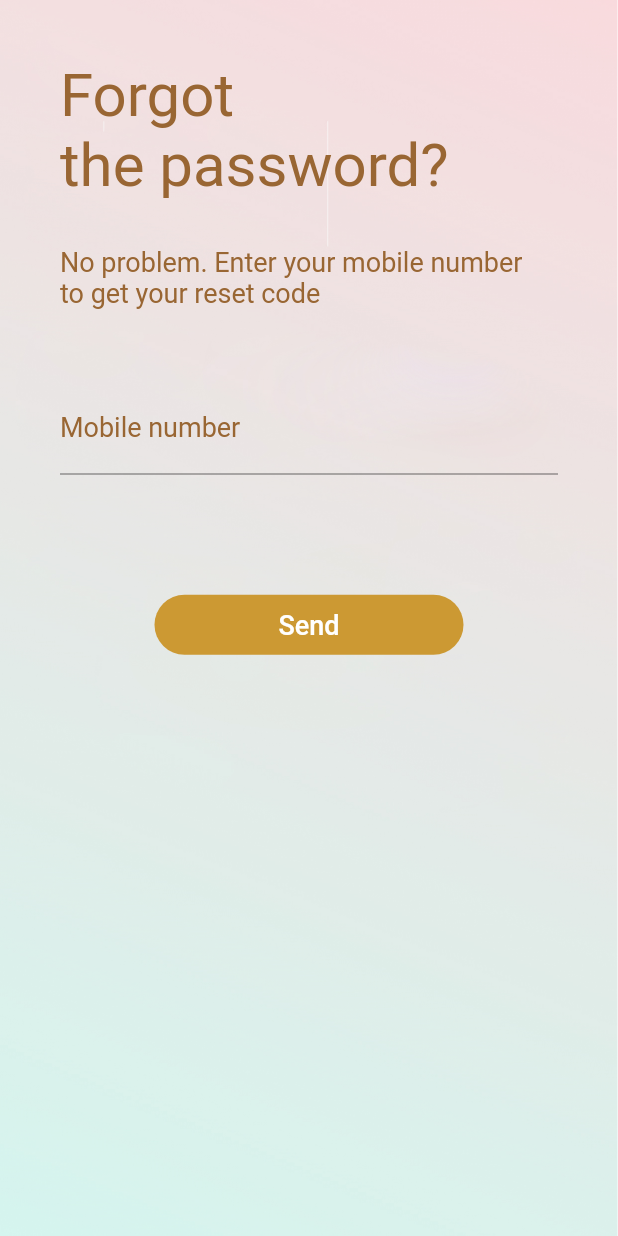
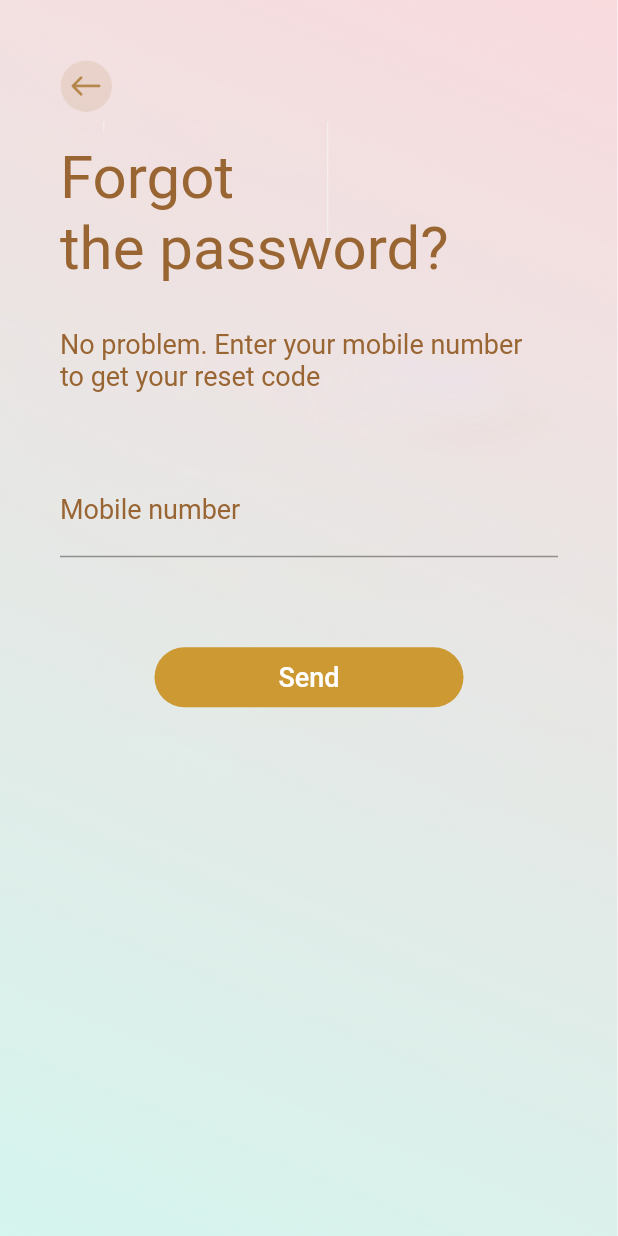
Before and after one commit to nadeeshapathiraja/asd_app_flutter, a Flutter app: the FrogotPassword screen opened directly, on a phone screen of 412 x 824 dp. Run offline on Flutter 3.47's test engine with Material 2 defaults, Android fonts, the phone set to English and light mode, and no system bars.

Commit message:
Custom navbar done

```diff
--- a/lib/components/custom_button.dart
+++ b/lib/components/custom_button.dart
@@ -1,5 +1,4 @@
 import 'package:flutter/material.dart';
-import 'package:game_app/components/custom_text.dart';
 import 'package:game_app/utils/app_colors.dart';
 
 class CustomButton extends StatelessWidget {
@@ -28,7 +27,7 @@ class CustomButton extends StatelessWidget {
         child: Center(
             child: Text(
           textValue,
-          style: TextStyle(
+          style: const TextStyle(
             color: kwhite,
             fontSize: 18,
             fontWeight: FontWeight.w500,
--- a/lib/components/custom_input.dart
+++ b/lib/components/custom_input.dart
@@ -1,6 +1,7 @@
 import 'package:flutter/material.dart';
 import 'package:game_app/utils/app_colors.dart';
 
+// ignore: must_be_immutable
 class CustomInput extends StatelessWidget {
   CustomInput({
     Key? key,
@@ -17,7 +18,7 @@ class CustomInput extends StatelessWidget {
       controller: controller,
       decoration: InputDecoration(
         labelText: lableText,
-        labelStyle: TextStyle(
+        labelStyle: const TextStyle(
           color: darkColor,
           fontSize: 18,
         ),
--- /dev/null
+++ b/lib/components/custom_navbar.dart
@@ -0,0 +1,27 @@
+import 'package:flutter/material.dart';
+import 'package:game_app/utils/constants.dart';
+import 'package:game_app/utils/util_functions.dart';
+
+class CustomNavbar extends StatelessWidget {
+  const CustomNavbar({
+    Key? key,
+  }) : super(key: key);
+
+  @override
+  Widget build(BuildContext context) {
+    return Row(
+      children: [
+        InkWell(
+          onTap: () {
+            UtilFunction.goBack(context);
+          },
+          child: Image.asset(
+            Constants.imageAssets("back.png"),
+            width: 35,
+            height: 35,
+          ),
+        )
+      ],
+    );
+  }
+}
--- a/lib/components/custom_text.dart
+++ b/lib/components/custom_text.dart
@@ -1,5 +1,3 @@
-import 'package:flutter/material.dart';
-
 import 'package:flutter/material.dart';
 
 class CustomText extends StatelessWidget {
--- a/lib/main.dart
+++ b/lib/main.dart
@@ -1,6 +1,4 @@
 import 'package:flutter/material.dart';
-import 'package:game_app/utils/app_colors.dart';
-import 'package:game_app/utils/constants.dart';
 import 'package:game_app/views/authentication/login_screen/login_screen.dart';
 
 void main() {
--- a/lib/utils/constants.dart
+++ b/lib/utils/constants.dart
@@ -1,12 +1,10 @@
-import 'package:flutter/cupertino.dart';
-
 class Constants {
   //assets path
-  static const IMAGE_PATH = 'assets/images/';
-  static const ICON_PATH = 'assets/icons/';
+  static const imagePath = 'assets/images/';
+  static const iconPath = 'assets/icons/';
 
   //Image assets functions
-  static String imageAssets(img) => '$IMAGE_PATH$img';
+  static String imageAssets(img) => '$imagePath$img';
   //icon assets Function
-  static String iconAssets(icon) => '$ICON_PATH$icon';
+  static String iconAssets(icon) => '$iconPath$icon';
 }
--- a/lib/views/authentication/reset_pasword_screen/frogot_passord_screen.dart
+++ b/lib/views/authentication/reset_pasword_screen/frogot_passord_screen.dart
@@ -1,6 +1,7 @@
 import 'package:flutter/material.dart';
 import 'package:game_app/components/custom_button.dart';
 import 'package:game_app/components/custom_input.dart';
+import 'package:game_app/components/custom_navbar.dart';
 import 'package:game_app/components/custom_text.dart';
 import 'package:game_app/utils/app_colors.dart';
 import 'package:game_app/utils/constants.dart';
@@ -21,6 +22,8 @@ class _FrogotPasswordState extends State<FrogotPassword> {
     final size = MediaQuery.of(context).size;
     return Scaffold(
       body: Container(
+          width: size.width,
+          height: size.height,
           decoration: BoxDecoration(
             image: DecorationImage(
               image: AssetImage(
@@ -32,9 +35,12 @@ class _FrogotPasswordState extends State<FrogotPassword> {
           child: SafeArea(
             child: Padding(
               padding: const EdgeInsets.all(40.0),
+              child: SingleChildScrollView(
                 child: Column(
                   crossAxisAlignment: CrossAxisAlignment.start,
                   children: [
+                    const CustomNavbar(),
+                    const SizedBox(height: 20),
                     const CustomText(
                       text: "Forgot\nthe password?",
                       fontsize: 40,
@@ -54,7 +60,7 @@ class _FrogotPasswordState extends State<FrogotPassword> {
                           controller: _mobileNumber,
                           lableText: "Mobile number",
                         ),
-                      const SizedBox(height: 80),
+                        const SizedBox(height: 60),
                         CustomButton(
                           size: size,
                           textValue: "Send",
@@ -68,6 +74,7 @@ class _FrogotPasswordState extends State<FrogotPassword> {
                   ],
                 ),
               ),
+            ),
           )),
     );
   }
--- a/lib/views/authentication/reset_pasword_screen/reset_password_screen.dart
+++ b/lib/views/authentication/reset_pasword_screen/reset_password_screen.dart
@@ -11,7 +11,12 @@ class _ResetPasswordScreenState extends State<ResetPasswordScreen> {
   @override
   Widget build(BuildContext context) {
     return Scaffold(
-      body: Container(),
+      body: Container(
+        child: SafeArea(
+            child: Column(
+          children: [],
+        )),
+      ),
     );
   }
 }
```
Also changed, not shown: assets/images/back.png (added). Lines whose indentation alone changed are shown as unchanged.
